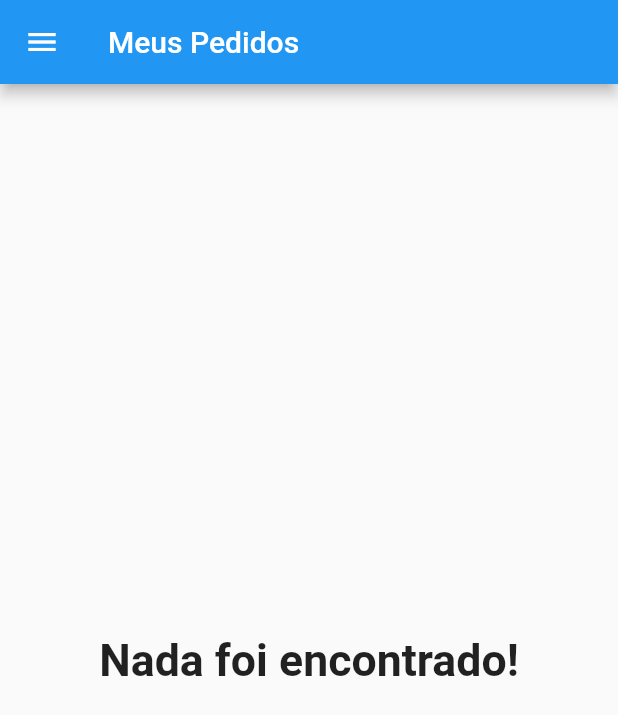
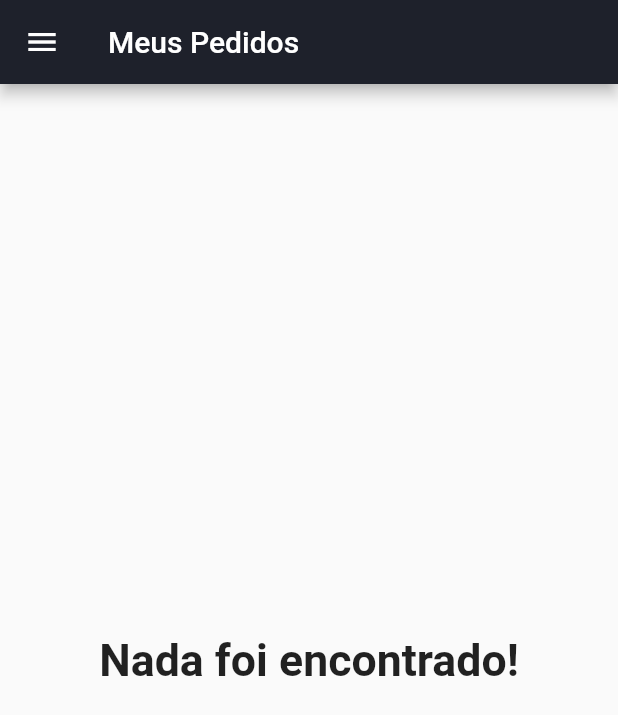
Before and after one commit to AndreDrummer/SuperShop, a Flutter app: the OrdersScreen screen opened by its route, on a phone screen of 412 x 824 dp. Shown: the top 715 px of the screen. Run offline on Flutter 3.47's test engine with Material 2 defaults, Android fonts, the phone set to English and light mode, and no system bars; drawn by our look-alikes of auto_size_text, overlay_support; our stand-ins replace flutter_screenutil, rxdart.

Commit message:
refator(Orders): update implementation of order a purchase

```diff
--- a/lib/core/bloc/order_bloc.dart
+++ b/lib/core/bloc/order_bloc.dart
@@ -16,10 +16,11 @@ class OrderBloc extends ChangeNotifier {
 
     currentOrders.add(
       Order(
-        date: order.date,
+        shippingValue: order.shippingValue,
         id: currentOrders.length + 1,
         items: order.items,
         total: order.total,
+        date: order.date,
       ),
     );
     changeOrders(currentOrders);
--- a/lib/core/constantes/strings.dart
+++ b/lib/core/constantes/strings.dart
@@ -15,6 +15,7 @@ class SuperShopStrings {
   static final String cartTotalPrice = 'Total';
   static final String seeCart = 'Ver Carrinho';
   static final String welcome = 'Bem vindo ';
+  static final String shoppingValue = 'Frete';
   static final String sure = 'Tem certeza?';
   static final String leaveApp = 'Sair';
   static final String cart = 'Carrinho';
--- a/lib/core/models/order_model.dart
+++ b/lib/core/models/order_model.dart
@@ -7,13 +7,15 @@ part 'order_model.g.dart';
 @JsonSerializable()
 class Order {
   Order({
-    required this.id,
+    required this.shippingValue,
     required this.total,
     required this.items,
     required this.date,
+    required this.id,
   });
 
   final List<CartItem> items;
+  final double shippingValue;
   final DateTime date;
   final double total;
   final int id;
--- a/lib/features/orders/screens/orders.dart
+++ b/lib/features/orders/screens/orders.dart
@@ -1,7 +1,9 @@
+import 'package:auto_size_text/auto_size_text.dart';
 import 'package:flutter/material.dart';
 import "package:provider/provider.dart";
 import 'package:supers/core/bloc/order_bloc.dart';
 import 'package:supers/core/constantes/strings.dart';
+import 'package:supers/core/models/order_model.dart';
 import 'package:supers/core/widgets/drawer.dart';
 import 'package:supers/core/widgets/empty_screen.dart';
 import 'package:supers/features/orders/widgets/order_item_widget.dart';
@@ -11,17 +13,22 @@ class OrdersScreen extends StatelessWidget {
   Widget build(BuildContext context) {
     return Scaffold(
       appBar: AppBar(
-        title: Text(SuperShopStrings.myOrders),
+        title: AutoSizeText(SuperShopStrings.myOrders),
       ),
       drawer: AppDrawer(),
-      body: Consumer<OrderBloc>(
-        builder: (context, orders, child) {
-          if (orders.ordersValue.isEmpty) return EmptyScreen();
+      body: StreamBuilder<List<Order>>(
+        stream: Provider.of<OrderBloc>(context).ordersStream,
+        builder: (context, snapshot) {
+          if (snapshot.data == null || snapshot.data!.isEmpty) {
+            return EmptyScreen();
+          }
           return ListView.builder(
-            itemCount: orders.ordersValue.length,
-            itemBuilder: (_, i) => OrderItemWidget(
-              orders.ordersValue[i],
-            ),
+            itemCount: snapshot.data!.length,
+            itemBuilder: (_, i) {
+              return OrderItemWidget(
+                snapshot.data![i],
+              );
+            },
           );
         },
       ),
--- a/lib/main.dart
+++ b/lib/main.dart
@@ -28,8 +28,8 @@ class _SuperShopState extends State<SuperShop> {
         builder: () => OverlaySupport(
           child: MaterialApp(
             theme: ThemeData(
-              primarySwatch: Colors.blue,
-              accentColor: Colors.orange,
+              primaryColor: Color(0xFF1E212B),
+              accentColor: Color(0XFF4D8B31),
             ),
             debugShowCheckedModeBanner: false,
             routes: {
```
Also changed, not shown: lib/core/widgets/shopping_value.dart (added, +34 -0 lines), lib/features/cart/screens/cart.dart (+32 -13 lines), lib/features/cart/widgets/cart_item_widget.dart (+8 -7 lines), lib/features/orders/widgets/order_item_widget.dart (+18 -7 lines), lib/core/models/order_model.g.dart.
